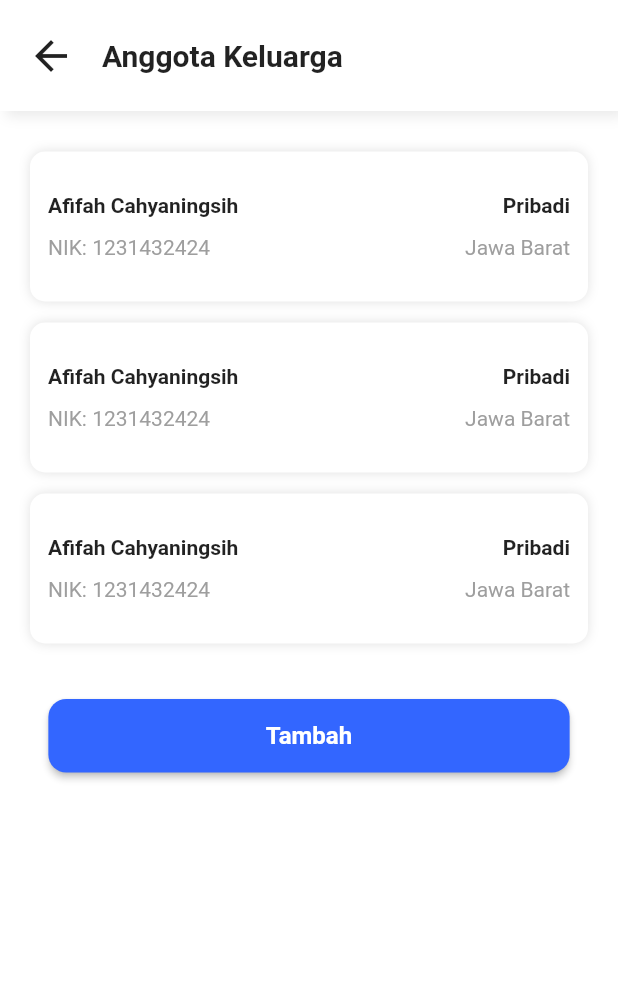
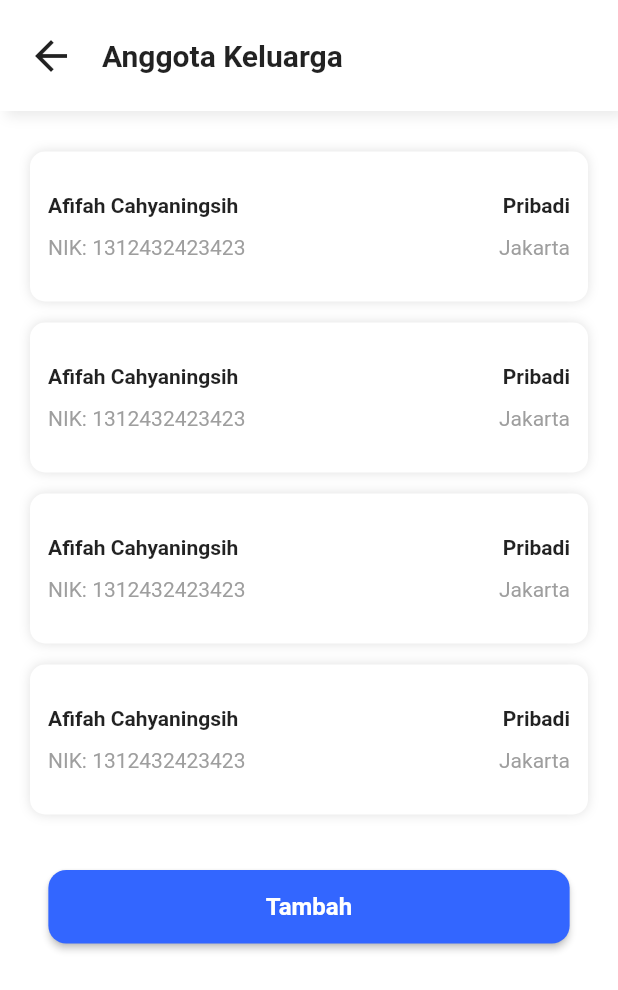
Before and after one commit to capstone-vaccine-book-17/VaccineBooking-MB, a Flutter app: the AnggotaKeluarga screen opened directly, on a phone screen of 412 x 824 dp. Shown: the top 990 px of the screen. Run offline on Flutter 3.47's test engine with Material 2 defaults, Android fonts, the phone set to English and light mode, and no system bars.

Commit message:
add data in map

```diff
--- a/lib/features/profile/anggota_keluarga.dart
+++ b/lib/features/profile/anggota_keluarga.dart
@@ -5,9 +5,36 @@ class AnggotaKeluarga extends StatelessWidget {
 
   @override
   Widget build(BuildContext context) {
+    List<Map<String, String>> datas = [
+      {
+        'nama': 'Afifah Cahyaningsih',
+        'nik': '1312432423423',
+        'hub': 'Pribadi',
+        'dom': 'Jakarta',
+      },
+      {
+        'nama': 'Afifah Cahyaningsih',
+        'nik': '1312432423423',
+        'hub': 'Pribadi',
+        'dom': 'Jakarta',
+      },
+      {
+        'nama': 'Afifah Cahyaningsih',
+        'nik': '1312432423423',
+        'hub': 'Pribadi',
+        'dom': 'Jakarta',
+      },
+      {
+        'nama': 'Afifah Cahyaningsih',
+        'nik': '1312432423423',
+        'hub': 'Pribadi',
+        'dom': 'Jakarta',
+      },
+    ];
     return Scaffold(
       backgroundColor: Colors.white,
       body: SafeArea(
+        child: SingleChildScrollView(
           child: Column(
             children: [
               Container(
@@ -41,17 +68,15 @@ class AnggotaKeluarga extends StatelessWidget {
                       ),
                       const Text(
                         'Anggota Keluarga',
-                      style:
-                          TextStyle(fontSize: 20, fontWeight: FontWeight.bold),
+                        style: TextStyle(
+                            fontSize: 20, fontWeight: FontWeight.bold),
                       ),
                     ],
                   ),
                 ),
               ),
               const SizedBox(height: 20),
-            Center(
-              child: Column(
-                children: [
+              for (var data in datas)
                 Padding(
                   padding:
                       const EdgeInsets.symmetric(horizontal: 20, vertical: 7),
@@ -59,8 +84,7 @@ class AnggotaKeluarga extends StatelessWidget {
                     width: double.infinity,
                     height: 100,
                     decoration: BoxDecoration(
-                        borderRadius:
-                            const BorderRadius.all(Radius.circular(10)),
+                      borderRadius: const BorderRadius.all(Radius.circular(10)),
                       color: Colors.white,
                       boxShadow: [
                         BoxShadow(
@@ -79,12 +103,12 @@ class AnggotaKeluarga extends StatelessWidget {
                         children: [
                           Row(
                             mainAxisAlignment: MainAxisAlignment.spaceBetween,
-                              children: const [
+                            children: [
                               Text(
-                                  'Afifah Cahyaningsih',
+                                data['nama']!,
                                 style: TextStyle(fontWeight: FontWeight.bold),
                               ),
-                                Text('Pribadi',
+                              Text(data['hub']!,
                                   style:
                                       TextStyle(fontWeight: FontWeight.bold)),
                             ],
@@ -94,127 +118,18 @@ class AnggotaKeluarga extends StatelessWidget {
                           ),
                           Row(
                             mainAxisAlignment: MainAxisAlignment.spaceBetween,
-                              children: const [
+                            children: [
                               Text(
-                                  'NIK: 1231432424',
+                                'NIK: ' + data['nik']!,
                                 style: TextStyle(color: Colors.grey),
                               ),
-                                Text('Jawa Barat',
+                              Text(data['dom']!,
                                   style: TextStyle(color: Colors.grey)),
                             ],
                           ),
                         ],
                       ),
                     ),
-                    ),
-                  ),
-                  Padding(
-                    padding:
-                        const EdgeInsets.symmetric(horizontal: 20, vertical: 7),
-                    child: Container(
-                      width: double.infinity,
-                      height: 100,
-                      decoration: BoxDecoration(
-                        borderRadius:
-                            const BorderRadius.all(Radius.circular(10)),
-                        color: Colors.white,
-                        boxShadow: [
-                          BoxShadow(
-                            color: Colors.grey.withOpacity(0.3),
-                            spreadRadius: 0,
-                            blurRadius: 6,
-                            offset: const Offset(0, 0),
-                          )
-                        ],
-                      ),
-                      child: Padding(
-                        padding: const EdgeInsets.symmetric(
-                            vertical: 10, horizontal: 12),
-                        child: Column(
-                          mainAxisAlignment: MainAxisAlignment.center,
-                          children: [
-                            Row(
-                              mainAxisAlignment: MainAxisAlignment.spaceBetween,
-                              children: const [
-                                Text('Afifah Cahyaningsih',
-                                    style:
-                                        TextStyle(fontWeight: FontWeight.bold)),
-                                Text('Pribadi',
-                                    style:
-                                        TextStyle(fontWeight: FontWeight.bold)),
-                              ],
-                            ),
-                            const SizedBox(
-                              height: 12,
-                            ),
-                            Row(
-                              mainAxisAlignment: MainAxisAlignment.spaceBetween,
-                              children: const [
-                                Text('NIK: 1231432424',
-                                    style: TextStyle(color: Colors.grey)),
-                                Text('Jawa Barat',
-                                    style: TextStyle(color: Colors.grey)),
-                              ],
-                            ),
-                          ],
-                        ),
-                      ),
-                    ),
-                  ),
-                  Padding(
-                    padding:
-                        const EdgeInsets.symmetric(horizontal: 20, vertical: 7),
-                    child: Container(
-                      width: double.infinity,
-                      height: 100,
-                      decoration: BoxDecoration(
-                        borderRadius:
-                            const BorderRadius.all(Radius.circular(10)),
-                        color: Colors.white,
-                        boxShadow: [
-                          BoxShadow(
-                            color: Colors.grey.withOpacity(0.3),
-                            spreadRadius: 0,
-                            blurRadius: 6,
-                            offset: const Offset(0, 0),
-                          )
-                        ],
-                      ),
-                      child: Padding(
-                        padding: const EdgeInsets.symmetric(
-                            vertical: 10, horizontal: 12),
-                        child: Column(
-                          mainAxisAlignment: MainAxisAlignment.center,
-                          children: [
-                            Row(
-                              mainAxisAlignment: MainAxisAlignment.spaceBetween,
-                              children: const [
-                                Text('Afifah Cahyaningsih',
-                                    style:
-                                        TextStyle(fontWeight: FontWeight.bold)),
-                                Text('Pribadi',
-                                    style:
-                                        TextStyle(fontWeight: FontWeight.bold)),
-                              ],
-                            ),
-                            const SizedBox(
-                              height: 12,
-                            ),
-                            Row(
-                              mainAxisAlignment: MainAxisAlignment.spaceBetween,
-                              children: const [
-                                Text('NIK: 1231432424',
-                                    style: TextStyle(color: Colors.grey)),
-                                Text('Jawa Barat',
-                                    style: TextStyle(color: Colors.grey)),
-                              ],
-                            ),
-                          ],
-                        ),
-                      ),
-                    ),
-                  ),
-                ],
                   ),
                 ),
               const SizedBox(
@@ -225,8 +140,8 @@ class AnggotaKeluarga extends StatelessWidget {
                   backgroundColor: const Color(0xff3366FF),
                   padding:
                       const EdgeInsets.symmetric(horizontal: 145, vertical: 15),
-                textStyle:
-                    const TextStyle(fontSize: 16, fontWeight: FontWeight.bold),
+                  textStyle: const TextStyle(
+                      fontSize: 16, fontWeight: FontWeight.bold),
                   shape: RoundedRectangleBorder(
                     borderRadius: BorderRadius.circular(12), // <-- Radius
                   ),
@@ -243,6 +158,7 @@ class AnggotaKeluarga extends StatelessWidget {
             ],
           ),
         ),
+      ),
     );
   }
 }
```
Lines whose indentation alone changed are shown as unchanged.
